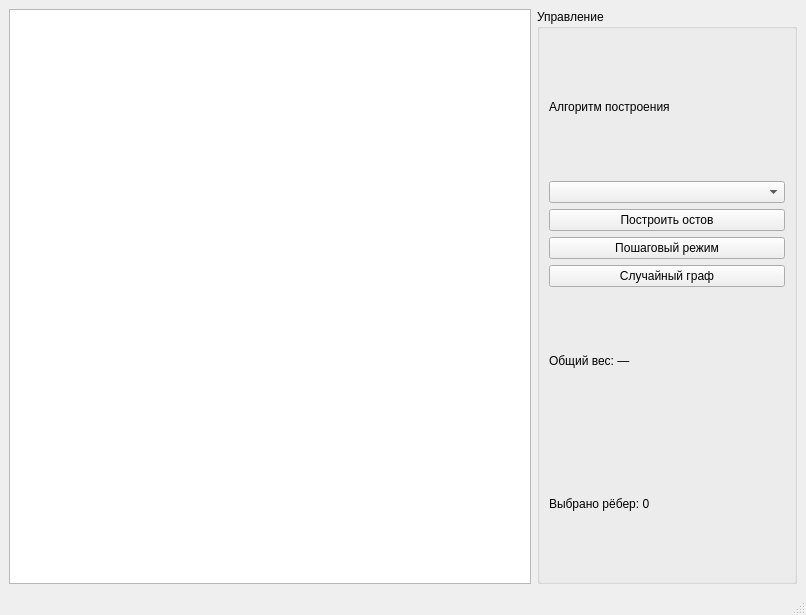
rektoww/MST_Visualizer, file ui/main_window.ui: the form before one commit.
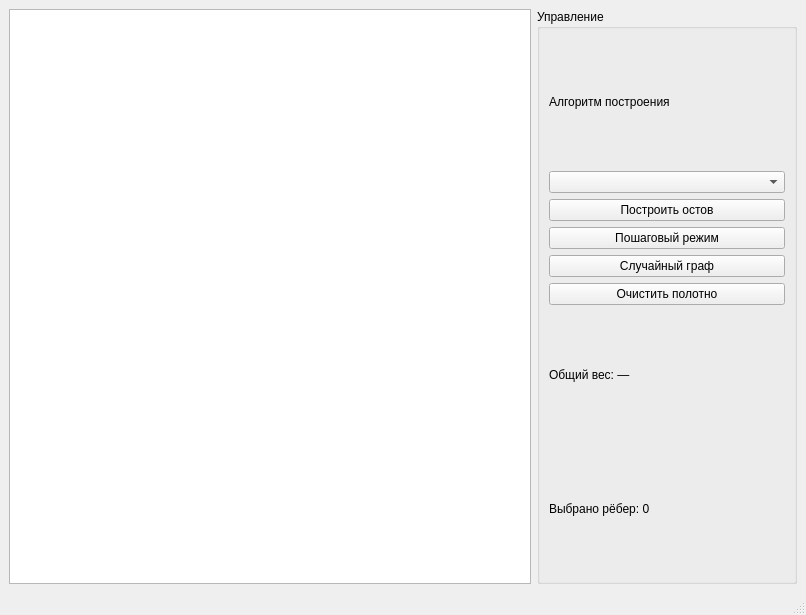
The form after the commit.

The edit to the form file:
```diff
--- a/ui/main_window.ui
+++ b/ui/main_window.ui
@@ -84,6 +84,13 @@
            </property>
           </widget>
          </item>
+         <item>
+          <widget class="QPushButton" name="btnClearCanvas">
+           <property name="text">
+            <string>Очистить полотно</string>
+           </property>
+          </widget>
+         </item>
          <item>
           <widget class="QLabel" name="labelTotalWeight">
            <property name="text">
```
